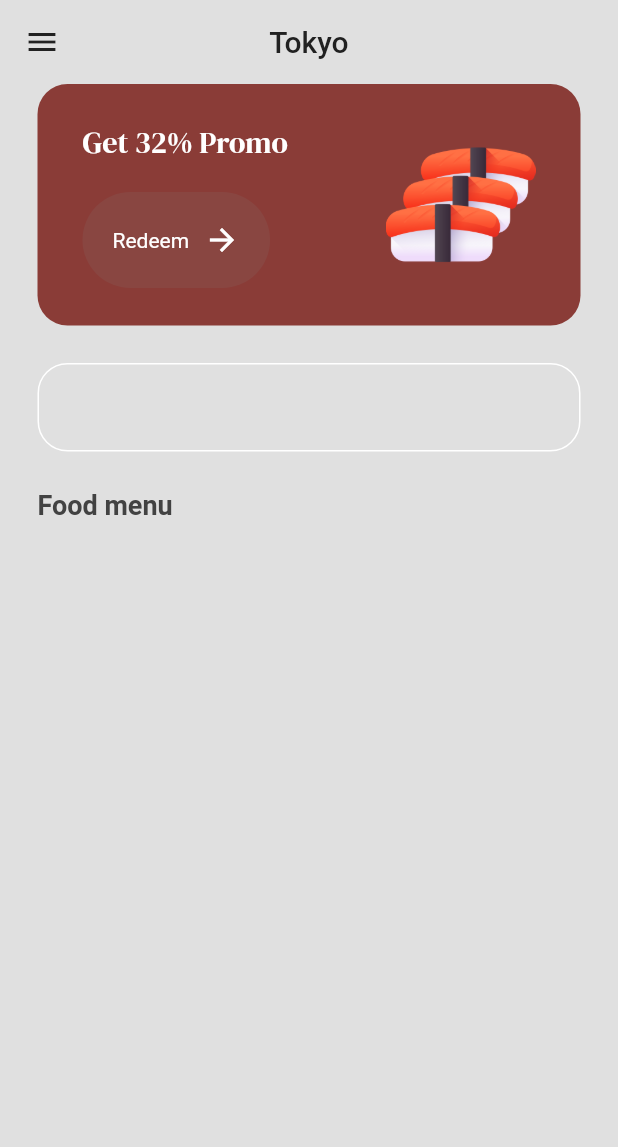
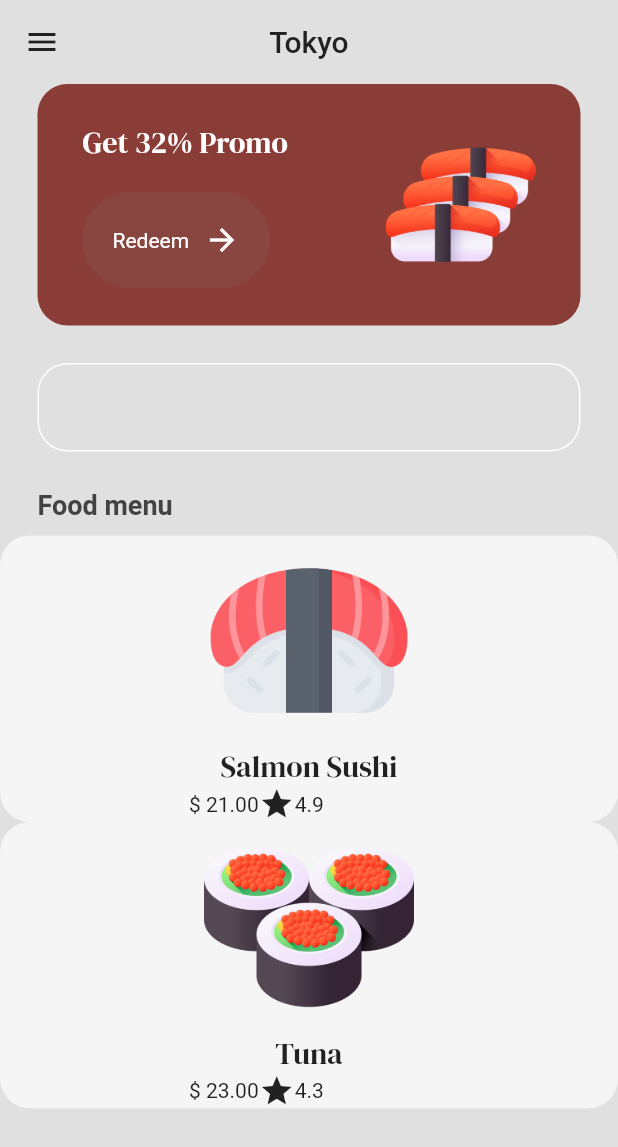
Before and after one commit to deniell/sushi_man_app, a Flutter app: the MenuPage screen opened by its route, on a phone screen of 412 x 824 dp. Shown: the top 1147 px of the screen. Run offline on Flutter 3.47's test engine with Material 2 defaults, Android fonts, the phone set to English and light mode, and no system bars; our stand-ins replace freezed_annotation, google_fonts; generated files the repository leaves out were written again.

Commit message:
- added freezed package; - added Food model; - added Food tile; - added foodMenu list.

```diff
--- /dev/null
+++ b/lib/components/food_tile.dart
@@ -0,0 +1,52 @@
+import 'package:flutter/material.dart';
+import 'package:google_fonts/google_fonts.dart';
+import 'package:sushi_man_app/models/food.dart';
+
+class FoodTile extends StatelessWidget {
+  final Food food;
+
+  const FoodTile({
+    Key? key,
+    required this.food,
+  }) : super(key: key);
+
+  @override
+  Widget build(BuildContext context) {
+    return Container(
+      decoration: BoxDecoration(
+        color: Colors.grey[100],
+        borderRadius: BorderRadius.circular(20),
+      ),
+      child: Column(
+        children: [
+          // iamge
+          Image.asset(
+            food.imagePath,
+            height: 140,
+          ),
+
+          // text
+          Text(
+            food.name,
+            style: GoogleFonts.dmSerifDisplay(fontSize: 20),
+          ),
+
+          // prise + rating
+          SizedBox(
+            width: 160,
+            child: Row(
+              children: [
+                // price
+                Text('\$ ${food.price}'),
+
+                // rating
+                Icon(Icons.star),
+                Text(food.rating),
+              ],
+            ),
+          )
+        ],
+      ),
+    );
+  }
+}
--- /dev/null
+++ b/lib/models/food.dart
@@ -0,0 +1,18 @@
+import 'package:freezed_annotation/freezed_annotation.dart';
+import 'package:flutter/foundation.dart';
+
+part 'food.freezed.dart';
+part 'food.g.dart';
+
+@freezed
+class Food with _$Food {
+  const factory Food({
+    required String name,
+    required String price,
+    required String imagePath,
+    required String rating,
+  }) = _Food;
+
+  factory Food.fromJson(Map<String, Object?> json)
+   => _$FoodFromJson(json);
+}
--- a/lib/pages/menu_page.dart
+++ b/lib/pages/menu_page.dart
@@ -1,6 +1,8 @@
 import 'package:flutter/material.dart';
 import 'package:google_fonts/google_fonts.dart';
 import 'package:sushi_man_app/components/button.dart';
+import 'package:sushi_man_app/components/food_tile.dart';
+import 'package:sushi_man_app/models/food.dart';
 
 class MenuPage extends StatefulWidget {
   const MenuPage({Key? key}) : super(key: key);
@@ -10,6 +12,25 @@ class MenuPage extends StatefulWidget {
 }
 
 class _MenuPageState extends State<MenuPage> {
+  // food menu
+  List foodMenu = [
+    // salmon sushi
+    const Food(
+      name: 'Salmon Sushi',
+      price: '21.00',
+      imagePath: 'assets/images/salmon_sushi.png',
+      rating: '4.9',
+    ),
+
+    // tuna
+    const Food(
+      name: 'Tuna',
+      price: '23.00',
+      imagePath: 'assets/images/tuna.png',
+      rating: '4.3',
+    ),
+  ];
+
   @override
   Widget build(BuildContext context) {
     return Scaffold(
@@ -108,6 +129,16 @@ class _MenuPageState extends State<MenuPage> {
 
           const SizedBox(height: 10),
 
+          // menu
+          Expanded(
+            child: ListView.builder(
+              itemCount: foodMenu.length,
+              itemBuilder: (context, index) => FoodTile(
+                food: foodMenu[index],
+              )
+            ),
+          ),
+
           // popular food
         ],
       ),
--- a/pubspec.yaml
+++ b/pubspec.yaml
@@ -12,7 +12,10 @@ dependencies:
   flutter:
     sdk: flutter
 
+  freezed: ^2.4.1
+  freezed_annotation: ^2.4.1
   google_fonts: ^4.0.4
+  json_annotation: ^4.8.1
 
 
 dev_dependencies:
@@ -20,6 +23,8 @@ dev_dependencies:
     sdk: flutter
 
   flutter_lints: ^2.0.0
+  build_runner: ^2.3.3
+  json_serializable: ^6.6.2
 
 
 flutter:
```
Also changed, not shown: pubspec.lock.
